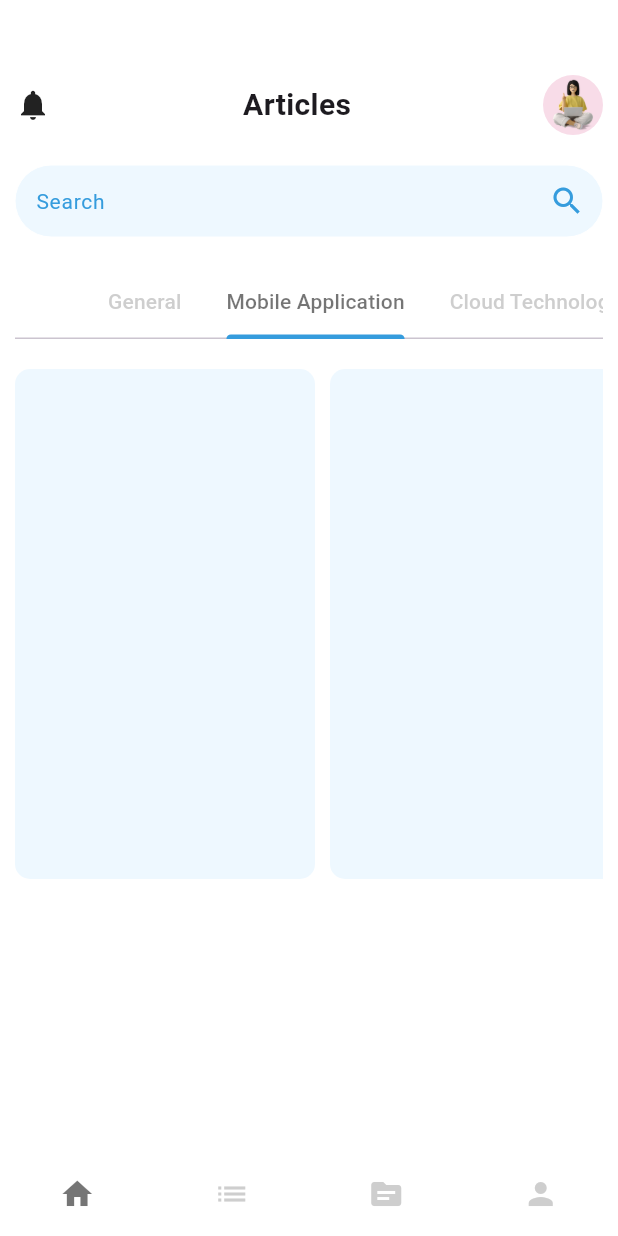
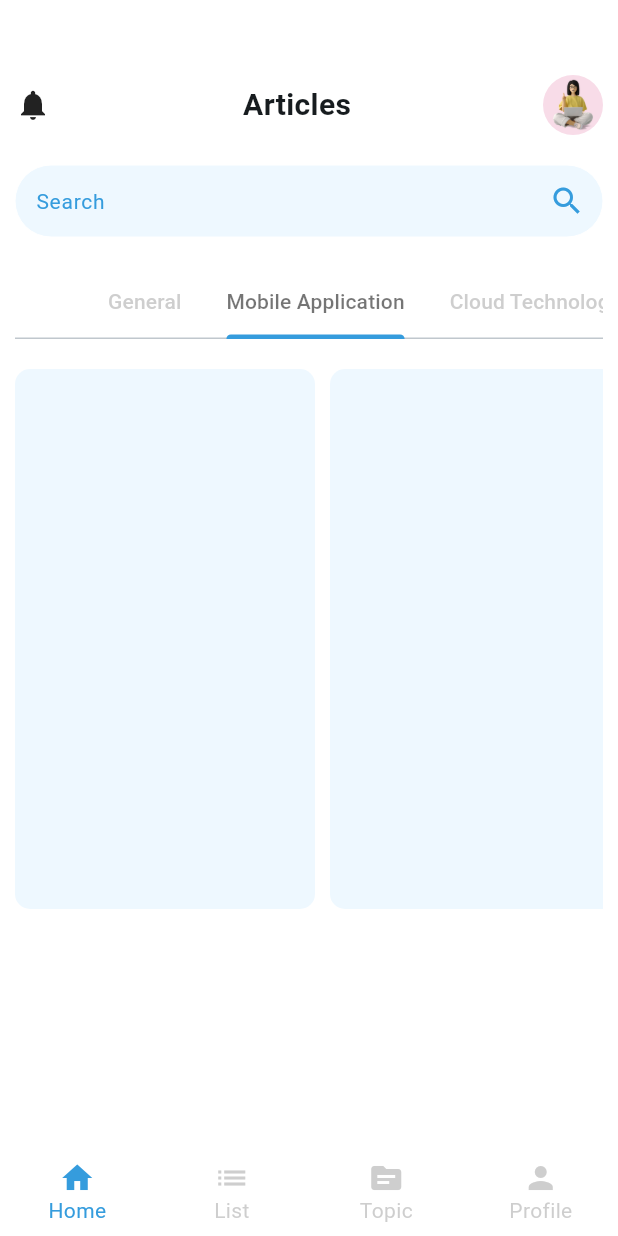
Before and after one commit to amanbalooni/tech_talks, a Flutter app: the screen it shows after launch, tab 2 chosen, on a phone screen of 412 x 824 dp. Run offline on Flutter 3.47's test engine with Material 2 defaults, Android fonts, the phone set to English and light mode, and no system bars; network calls fail.

Commit message:
New Changes

```diff
--- a/lib/main.dart
+++ b/lib/main.dart
@@ -17,7 +17,7 @@ class MyApp extends StatelessWidget {
       title: 'Tech Talks',
       debugShowCheckedModeBanner: false,
       theme: ThemeData(
-        colorScheme: ColorScheme.fromSeed(seedColor: Colors.deepPurple),
+        colorScheme: ColorScheme.fromSeed(seedColor: const Color(0xffeef8ff)),
         useMaterial3: true,
       ),
       home: const BottomNavbar(),
--- /dev/null
+++ b/lib/maps/blog_info.dart
@@ -0,0 +1,22 @@
+List<Map<String, dynamic>> blogInfo =[
+  {
+    'image': 'https://images.pexels.com/photos/18793116/pexels-photo-18793116/free-photo-of-a-woman-in-a-jacket-standing-in-front-of-a-carousel.jpeg',
+    'title': 'The Impact of Climate change on Wildlife',
+    'description': 'Lorem ipsum is placeholder text commonly used in the graphic, print, and publishing...'
+  },
+  {
+    'image': 'https://images.pexels.com/photos/3892129/pexels-photo-3892129.jpeg?auto=compress&cs=tinysrgb&w=1260&h=750&dpr=1',
+    'title': 'What Science says about young mountains?',
+    'description': 'Lorem ipsum is placeholder text commonly used in the graphic, print, and publishing...'
+  },
+  {
+    'image': 'https://images.pexels.com/photos/17217295/pexels-photo-17217295/free-photo-of-a-lake-surrounded-by-mountains-in-the-middle-of-a-valley.jpeg',
+    'title': 'The Impact of Climate change on Wildlife',
+    'description': 'Lorem ipsum is placeholder text commonly used in the graphic, print, and publishing...'
+  },
+  {
+    'image': 'https://images.pexels.com/photos/18331954/pexels-photo-18331954/free-photo-of-a-mountain-range-with-a-snow-covered-peak.jpeg',
+    'title': 'The Impact of Climate change on Wildlife',
+    'description': 'Lorem ipsum is placeholder text commonly used in the graphic, print, and publishing...'
+  },
+];
--- a/lib/navbar/bottom_navbar.dart
+++ b/lib/navbar/bottom_navbar.dart
@@ -32,23 +32,22 @@ class _BottomNavbarState extends State<BottomNavbar> {
       backgroundColor: Colors.white,
       body: pages[currentIndex],
       bottomNavigationBar: BottomNavigationBar(
-        unselectedFontSize: 0,
-        selectedFontSize: 0,
+        unselectedFontSize: 14,
+        selectedFontSize: 14,
         type: BottomNavigationBarType.fixed,
         backgroundColor: Colors.white,
         onTap: onTap,
         currentIndex: currentIndex,
-        selectedItemColor: Colors.black54,
+        selectedItemColor: const Color(0xff359cdd),
         unselectedItemColor: Colors.grey.withOpacity(0.5),
-        showUnselectedLabels: false,
-        showSelectedLabels: false,
+        showUnselectedLabels: true,
+        showSelectedLabels: true,
         elevation: 0,
         items: const [
           BottomNavigationBarItem(label:"Home", icon: Icon(Icons.home)),
           BottomNavigationBarItem(label:"List", icon: Icon(Icons.list)),
           BottomNavigationBarItem(label:"Topic", icon: Icon(Icons.topic)),
           BottomNavigationBarItem(label:"Profile", icon: Icon(Icons.person)),
-
         ],
       )
     );
--- a/lib/screens/home_page.dart
+++ b/lib/screens/home_page.dart
@@ -1,7 +1,8 @@
 import 'package:flutter/cupertino.dart';
 import 'package:flutter/material.dart';
-
 import '../components/blog_view.dart';
+import '../maps/blog_info.dart';
+import 'blog_configure.dart';
 
 class HomePage extends StatefulWidget {
   const HomePage({super.key});
@@ -11,6 +12,7 @@ class HomePage extends StatefulWidget {
 }
 
 class _HomePageState extends State<HomePage> with TickerProviderStateMixin {
+
   @override
   Widget build(BuildContext context) {
     TabController _tabController = TabController(length: 4, vsync: this);
@@ -93,22 +95,24 @@ class _HomePageState extends State<HomePage> with TickerProviderStateMixin {
                   ),
                 ),
               ),
+              //BLOG LIST
               Container(
                 padding: const EdgeInsets.only(top: 20),
-                height: 360,
+                height: 380,
                 width: double.maxFinite,
                 child: TabBarView(
                   controller: _tabController,
                   children: [
+                    //GENERAL BLOGS
                     ListView.builder(
-                        itemCount: 4,
+                        itemCount: 1,
                         scrollDirection: Axis.horizontal,
                         itemBuilder: (BuildContext context, int index) {
-                          return Container(
-                            width: 250,
-                            child: const BlogComponent(title: 'The Impact of Climate change on Wildlife', description: 'Lorem ipsum is placeholder text commonly used in the graphic, print, and publishing...', imageUrl: 'https://images.pexels.com/photos/18793116/pexels-photo-18793116/free-photo-of-a-woman-in-a-jacket-standing-in-front-of-a-carousel.jpeg',)
+                          return Row(
+                            children: blogInfo.map((singleBlog) => BlogConfigure(blog: singleBlog,)).toList(),
                           );
                         }),
+                    //MOBILE APP BLOGS
                     ListView.builder(
                         itemCount: 4,
                         scrollDirection: Axis.horizontal,
@@ -133,6 +137,7 @@ class _HomePageState extends State<HomePage> with TickerProviderStateMixin {
                             ),
                           );
                         }),
+                    //CLOUD BLOGS
                     ListView.builder(
                         itemCount: 4,
                         scrollDirection: Axis.horizontal,
@@ -157,6 +162,7 @@ class _HomePageState extends State<HomePage> with TickerProviderStateMixin {
                             ),
                           );
                         }),
+                    //WEB APP BLOGS
                     ListView.builder(
                         itemCount: 4,
                         scrollDirection: Axis.horizontal,
```
Also changed, not shown: lib/components/blog_view.dart (+53 -13 lines), lib/screens/blog_configure.dart (added, +20 -0 lines).
